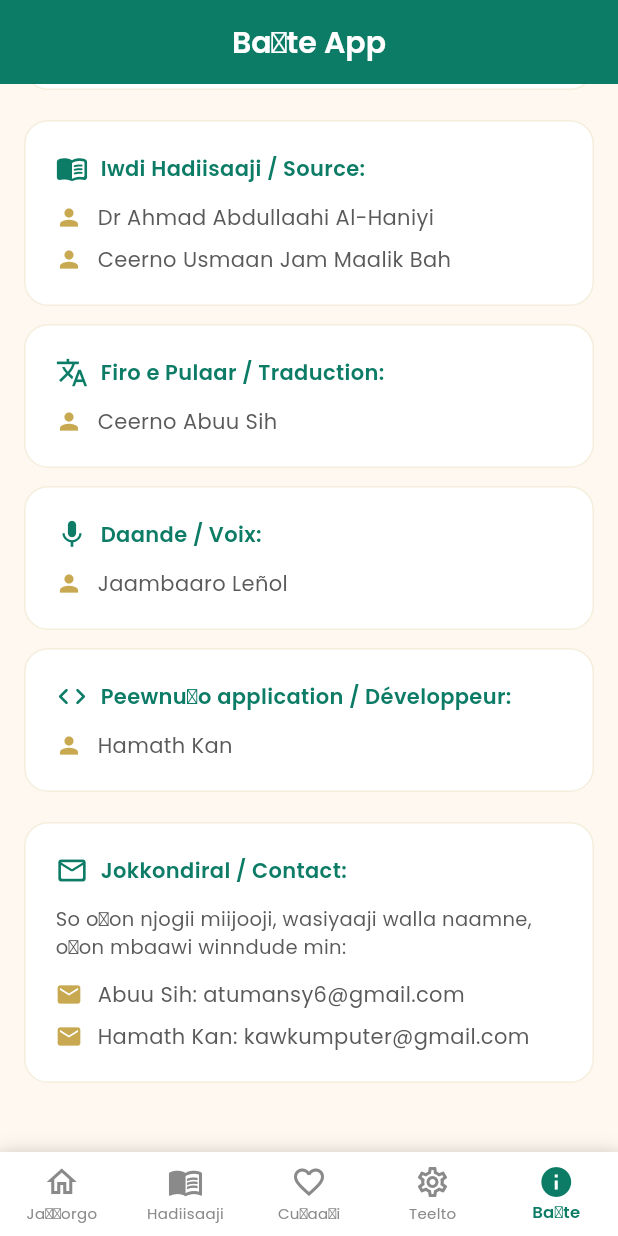
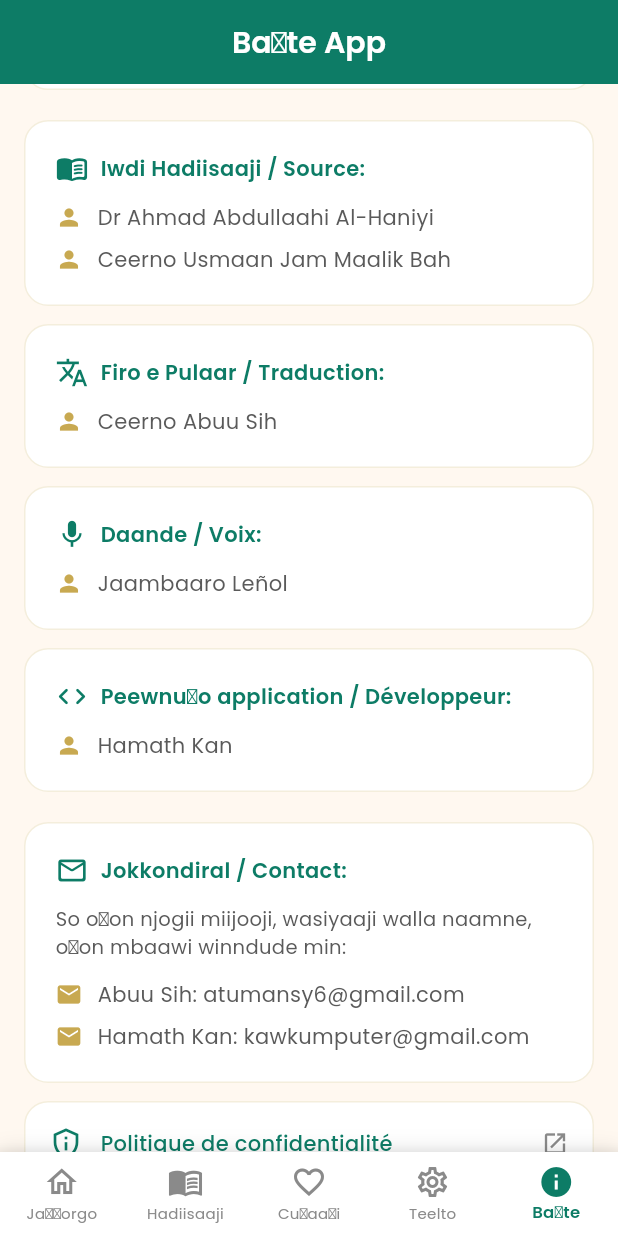
Before and after one commit to kawkumputer/hadisaaji, a Flutter app: the screen it shows after launch, item 5 of the bottom bar chosen, scrolled down 497 dp, on a phone screen of 412 x 824 dp. Run offline on Flutter 3.47's test engine with Material 3 defaults, Android fonts, the phone set to English and light mode, and no system bars; our stand-ins replace audioplayers, flutter_local_notifications, flutter_timezone, google_fonts, share_plus, shared_preferences and 2 more; accounts and stored records are empty.

Commit message:
Add privacy policy link in About page + url_launcher dependency

```diff
--- a/lib/screens/about_screen.dart
+++ b/lib/screens/about_screen.dart
@@ -1,5 +1,6 @@
 import 'package:flutter/material.dart';
 import 'package:google_fonts/google_fonts.dart';
+import 'package:url_launcher/url_launcher.dart';
 import '../theme/app_theme.dart';
 import '../widgets/islamic_decoration.dart';
 
@@ -207,6 +208,45 @@ class AboutScreen extends StatelessWidget {
               ],
             ),
 
+            const SizedBox(height: 12),
+
+            // Privacy policy
+            InkWell(
+              onTap: () => launchUrl(
+                Uri.parse('https://kawkumputer.github.io/hadisaaji/privacy-policy.html'),
+                mode: LaunchMode.externalApplication,
+              ),
+              borderRadius: BorderRadius.circular(16),
+              child: Container(
+                width: double.infinity,
+                padding: const EdgeInsets.all(16),
+                decoration: BoxDecoration(
+                  color: Theme.of(context).cardTheme.color,
+                  borderRadius: BorderRadius.circular(16),
+                  border: Border.all(
+                    color: AppColors.goldAccent.withValues(alpha: 0.2),
+                  ),
+                ),
+                child: Row(
+                  children: [
+                    Icon(Icons.privacy_tip_outlined, color: AppColors.primaryGreen, size: 22),
+                    const SizedBox(width: 12),
+                    Expanded(
+                      child: Text(
+                        'Politique de confidentialité',
+                        style: GoogleFonts.poppins(
+                          fontSize: 14,
+                          color: AppColors.primaryGreen,
+                          fontWeight: FontWeight.w500,
+                        ),
+                      ),
+                    ),
+                    Icon(Icons.open_in_new, color: AppColors.textLight, size: 18),
+                  ],
+                ),
+              ),
+            ),
+
             const SizedBox(height: 30),
           ],
         ),
--- a/pubspec.yaml
+++ b/pubspec.yaml
@@ -19,6 +19,7 @@ dependencies:
   supabase_flutter: ^2.8.0
   flutter_timezone: ^3.0.1
   timezone: ^0.10.1
+  url_launcher: ^6.2.5
 
 dev_dependencies:
   flutter_test:
```
Also changed, not shown: pubspec.lock, 1 other file.
